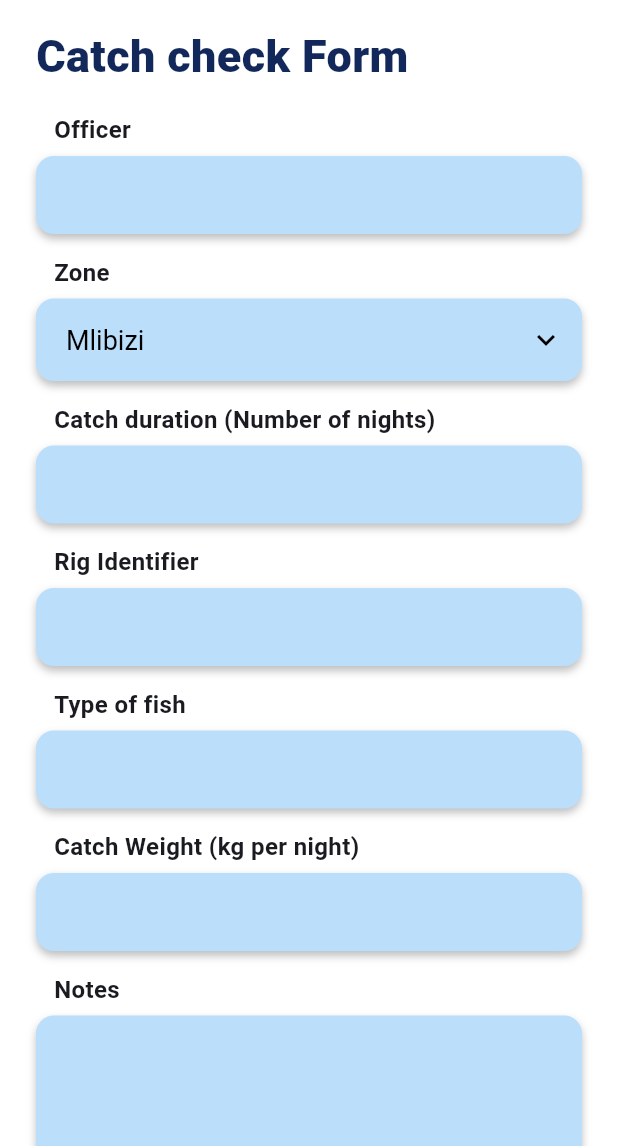
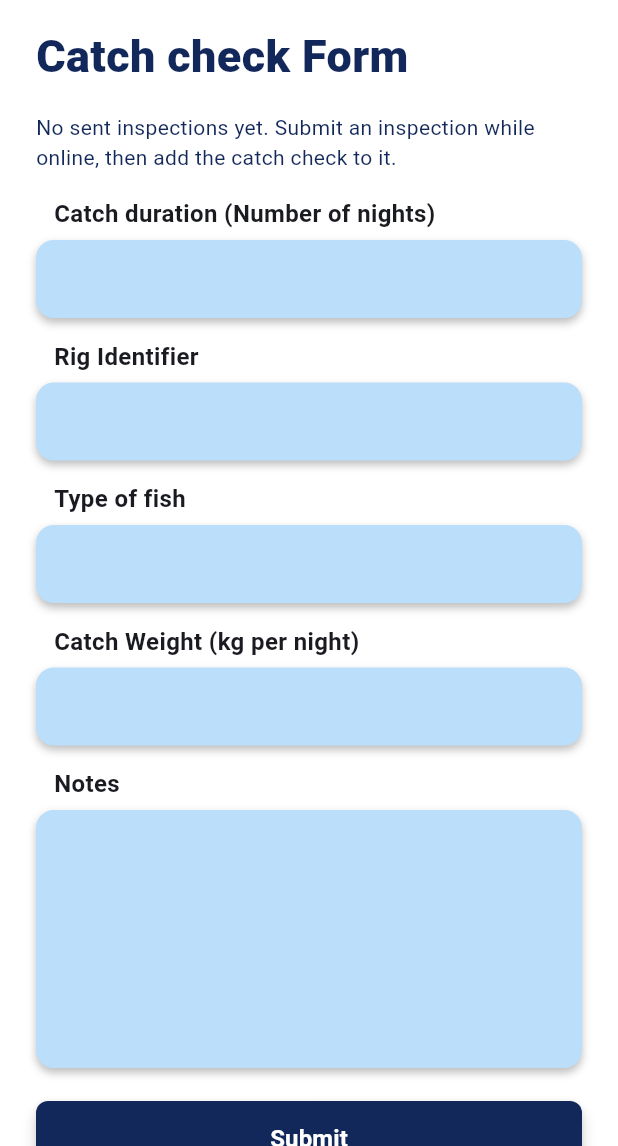
Before and after one commit to vionamkyalo/vespermobile, a Flutter app: the _FormsTab screen opened directly, after a tap on "Catch check form", on a phone screen of 412 x 824 dp, the part 90-1236 px from its top. Run offline on Flutter 3.47's test engine with Material 3 defaults, Android fonts, the phone set to English and light mode, and no system bars; our stand-ins replace connectivity_plus, flutter_secure_storage, sqflite; accounts and stored records are empty; network calls fail.

Commit message:
Catch check form linked to server inspections

```diff
--- a/lib/features/forms/catch_check_form_screen.dart
+++ b/lib/features/forms/catch_check_form_screen.dart
@@ -2,21 +2,39 @@ import 'package:flutter/material.dart';
 import 'package:provider/provider.dart';
 
 import '../../app/routes.dart';
+import '../../core/api/api_client.dart';
 import '../../core/theme/app_colors.dart';
 import '../../core/widgets/buttons.dart';
 import '../../core/widgets/inputs.dart';
+import '../../core/sync/services/sync_service.dart';
 import '../../core/widgets/vesper_logo.dart';
 import 'view_models/catch_check_form_view_model.dart';
 
 class CatchCheckFormScreen extends StatelessWidget {
-  const CatchCheckFormScreen({super.key});
+  const CatchCheckFormScreen({super.key, this.inspectionId});
+
+  final String? inspectionId;
 
   @override
   Widget build(BuildContext context) {
     return ChangeNotifierProvider(
-      create: (_) => CatchCheckFormViewModel(),
+      create: (_) => CatchCheckFormViewModel(
+        api: _maybeRead<ApiClient>(context),
+        sync: _maybeRead<SyncService>(context),
+        initialInspectionId: inspectionId,
+      )..loadInspections(),
       child: const _CatchCheckFormView(),
     );
+  }
+
+  /// Uses the app's shared ApiClient / SyncService if they are provided above
+  /// this screen; otherwise the form still works from the cached list.
+  static T? _maybeRead<T>(BuildContext context) {
+    try {
+      return Provider.of<T>(context, listen: false);
+    } on ProviderNotFoundException {
+      return null;
+    }
   }
 }
 
@@ -29,7 +47,6 @@ class _CatchCheckFormView extends StatefulWidget {
 
 class _CatchCheckFormViewState extends State<_CatchCheckFormView> {
   final _formKey = GlobalKey<FormState>();
-  final _officerController = TextEditingController();
   final _nightsController = TextEditingController();
   final _rigIdentifierController = TextEditingController();
   final _fishTypeController = TextEditingController();
@@ -38,7 +55,6 @@ class _CatchCheckFormViewState extends State<_CatchCheckFormView> {
 
   @override
   void dispose() {
-    _officerController.dispose();
     _nightsController.dispose();
     _rigIdentifierController.dispose();
     _fishTypeController.dispose();
@@ -60,10 +76,10 @@ class _CatchCheckFormViewState extends State<_CatchCheckFormView> {
   }
 
   Future<void> _submit(CatchCheckFormViewModel viewModel) async {
+    if (viewModel.isSubmitting) return;
     if (!(_formKey.currentState?.validate() ?? false)) return;
 
     final saved = await viewModel.submit(
-      officer: _officerController.text,
       nights: _nightsController.text,
       rigIdentifier: _rigIdentifierController.text,
       fishType: _fishTypeController.text,
@@ -71,11 +87,16 @@ class _CatchCheckFormViewState extends State<_CatchCheckFormView> {
       notes: _notesController.text,
     );
 
-    if (!mounted || !saved) return;
+    if (!mounted) return;
+    if (!saved) {
+      ScaffoldMessenger.of(context).showSnackBar(
+        SnackBar(content: Text(viewModel.error ?? 'Could not save.')),
+      );
+      return;
+    }
 
     _formKey.currentState?.reset();
     for (final controller in [
-      _officerController,
       _nightsController,
       _rigIdentifierController,
       _fishTypeController,
@@ -92,6 +113,8 @@ class _CatchCheckFormViewState extends State<_CatchCheckFormView> {
   @override
   Widget build(BuildContext context) {
     final viewModel = context.watch<CatchCheckFormViewModel>();
+    final labels = viewModel.inspectionLabels;
+    final selected = viewModel.inspectionLabel;
 
     return Scaffold(
       backgroundColor: Colors.white,
@@ -126,16 +149,34 @@ class _CatchCheckFormViewState extends State<_CatchCheckFormView> {
                     ),
                   ),
                   const SizedBox(height: 16),
-                  VesperField(
-                    label: 'Officer',
-                    controller: _officerController,
-                    validator: viewModel.validateOfficer,
+                  if (viewModel.isLoading)
+                    const Padding(
+                      padding: EdgeInsets.symmetric(vertical: 24),
+                      child: Center(child: CircularProgressIndicator()),
+                    )
+                  else if (labels.isEmpty)
+                    const Padding(
+                      padding: EdgeInsets.only(bottom: 16),
+                      child: Text(
+                        'No sent inspections yet. Submit an inspection while online, then add the catch check to it.',
+                        style: TextStyle(color: AppColors.navy, fontSize: 14),
                       ),
+                    )
+                  else
                     VesperDropdown(
-                    label: 'Zone',
-                    value: viewModel.zone,
-                    items: CatchCheckFormViewModel.zoneOptions,
-                    onChanged: viewModel.updateZone,
+                      label: 'Inspection',
+                      value: selected ?? labels.first,
+                      items: labels,
+                      onChanged: viewModel.selectInspectionLabel,
+                    ),
+                  if (!viewModel.isLoading && viewModel.waitingInspections > 0)
+                    Padding(
+                      padding: const EdgeInsets.only(left: 12, bottom: 14),
+                      child: Text(
+                        '${viewModel.waitingInspections} inspection(s) still waiting to sync. '
+                        'They will show here once sent.',
+                        style: const TextStyle(color: Colors.grey, fontSize: 13),
+                      ),
                     ),
                   VesperField(
                     label: 'Catch duration (Number of nights)',
@@ -165,14 +206,14 @@ class _CatchCheckFormViewState extends State<_CatchCheckFormView> {
                     label: 'Notes',
                     controller: _notesController,
                     maxLines: 6,
+                    validator: viewModel.validateNotes,
                   ),
                   const SizedBox(height: 8),
                   PrimaryButton(
                     label: 'Submit',
                     isLoading: viewModel.isSubmitting,
                     onPressed: () => _submit(viewModel),
-                     )
-
+                  ),
                 ],
               ),
             ),
--- a/lib/features/forms/models/catch_check_form.dart
+++ b/lib/features/forms/models/catch_check_form.dart
@@ -1,31 +1,38 @@
+import 'package:uuid/uuid.dart';
+
 class CatchCheckForm {
-  const CatchCheckForm({
-    required this.officer,
-    required this.zone,
+  CatchCheckForm({
+    String? catchId,
+    required this.inspectionId,
     required this.rigNights,
     required this.rigIdentifier,
     required this.fishType,
     required this.weightPerNightKg,
     required this.notes,
-  });
+    DateTime? checkedAt,
+  })  : catchId = catchId ?? const Uuid().v4(),
+        checkedAt = checkedAt ?? DateTime.now();
 
-  final String officer;
-  final String zone;
+  final String catchId;
+  final String inspectionId;
   final int rigNights;
   final String rigIdentifier;
   final String fishType;
   final double weightPerNightKg;
   final String notes;
+  final DateTime checkedAt;
 
-  double get totalWeightKg => double.parse((weightPerNightKg * rigNights).toStringAsFixed(2));
+  double get totalWeightKg =>
+      double.parse((weightPerNightKg * rigNights).toStringAsFixed(2));
 
   Map<String, dynamic> toJson() => {
-        'officer': officer,
-        'zone': zone,
+        'catch_id': catchId,
+        'inspection_id': inspectionId,
         'rig_identifier': rigIdentifier,
         'rig_nights': rigNights,
+        if (fishType.isNotEmpty) 'type_of_fish': fishType,
         'catch_weight_kg': totalWeightKg,
-        'fish_type': fishType,
-        'notes': notes,
+        if (notes.isNotEmpty) 'notes': notes,
+        'checked_at': checkedAt.toUtc().toIso8601String(),
       };
 }
--- a/lib/features/forms/view_models/catch_check_form_view_model.dart
+++ b/lib/features/forms/view_models/catch_check_form_view_model.dart
@@ -1,34 +1,211 @@
+import 'dart:async';
+import 'dart:convert';
+
 import 'package:flutter/foundation.dart';
+import 'package:flutter_secure_storage/flutter_secure_storage.dart';
 
+import '../../../core/api/api_client.dart';
+import '../../../core/sync/models/offline_queue_entry.dart';
+import '../../../core/sync/repositories/offline_queue_repository.dart';
+import '../../../core/sync/services/sync_service.dart';
 import '../models/catch_check_form.dart';
 
+class InspectionChoice {
+  const InspectionChoice({required this.id, required this.label});
+
+  final String id;
+  final String label;
+
+  Map<String, dynamic> toJson() => {'id': id, 'label': label};
+
+  factory InspectionChoice.fromJson(Map<String, dynamic> json) =>
+      InspectionChoice(id: json['id'] as String, label: json['label'] as String);
+}
+
 class CatchCheckFormViewModel extends ChangeNotifier {
-  static const List<String> zoneOptions = [
-    'Mlibizi',
-    'Binga',
-    'Sengwa',
-    'Bumi',
-    'Sanyati',
-  ];
+  CatchCheckFormViewModel({
+    ApiClient? api,
+    OfflineQueueRepository? queue,
+    SyncService? sync,
+    FlutterSecureStorage? storage,
+    this.initialInspectionId,
+  })  : _api = api,
+        _queue = queue ?? OfflineQueueRepository(),
+        _sync = sync,
+        _storage = storage ?? const FlutterSecureStorage();
 
-  String _zone = zoneOptions.first;
+  static const _cacheKey = 'vesper.cache.catch_check_inspections';
+  static const _maxShown = 30;
+
+  final ApiClient? _api;
+  final OfflineQueueRepository _queue;
+  final SyncService? _sync;
+  final FlutterSecureStorage _storage;
+
+  final String? initialInspectionId;
+
+  List<InspectionChoice> _inspections = const [];
+  String? _inspectionId;
+  int _waitingInspections = 0;
+  bool _isLoading = true;
   bool _isSubmitting = false;
   String? _message;
+  String? _error;
 
-  String get zone => _zone;
+  List<InspectionChoice> get inspections => _inspections;
+  List<String> get inspectionLabels =>
+      _inspections.map((choice) => choice.label).toList();
+  String? get inspectionLabel {
+    for (final choice in _inspections) {
+      if (choice.id == _inspectionId) return choice.label;
+    }
+    return null;
+  }
+
+  /// Inspections saved on this phone that have not reached the server yet.
+  /// They have no server ID, so they cannot be picked until they sync.
+  int get waitingInspections => _waitingInspections;
+  bool get isLoading => _isLoading;
   bool get isSubmitting => _isSubmitting;
   String? get message => _message;
+  String? get error => _error;
 
-  void updateZone(String? value) {
-    if (value == null) {
+  /// Shows the cached list straight away, then refreshes it from the server.
+  Future<void> loadInspections() async {
+    _isLoading = true;
+    notifyListeners();
+
+    _inspections = await _readCache();
+    _waitingInspections = await _countWaiting();
+    _pickDefault();
+    _isLoading = false;
+    notifyListeners();
+
+    final fresh = await _fetchFromServer();
+    if (fresh != null) {
+      _inspections = fresh;
+      _waitingInspections = await _countWaiting();
+      _pickDefault();
+      await _writeCache(fresh);
+      notifyListeners();
+    }
+  }
+
+  void _pickDefault() {
+    if (_inspectionId != null &&
+        _inspections.any((c) => c.id == _inspectionId)) {
       return;
     }
-    _zone = value;
-    notifyListeners();
+    final wanted = initialInspectionId;
+    if (wanted != null && _inspections.any((c) => c.id == wanted)) {
+      _inspectionId = wanted;
+    } else {
+      _inspectionId = _inspections.isNotEmpty ? _inspections.first.id : null;
+    }
   }
 
-  String? validateOfficer(String? value) =>
-      (value ?? '').trim().isEmpty ? 'Enter the officer name.' : null;
+  Future<int> _countWaiting() async {
+    try {
+      final entries = await _queue.pending();
+      return entries.where((e) => e.recordType == RecordType.inspection).length;
+    } catch (_) {
+      return 0;
+    }
+  }
+
+  Future<List<InspectionChoice>?> _fetchFromServer() async {
+    final api = _api;
+    if (api == null) return null;
+    try {
+      final body = await api.get('/inspections');
+      final rows = body is List
+          ? body
+          : body is Map
+              ? (body['items'] ?? body['results'] ?? body['data'] ?? const [])
+                  as List
+              : const [];
+
+      final parsed = <({InspectionChoice choice, DateTime? at})>[];
+      for (final row in rows) {
+        if (row is! Map) continue;
+        final id = (row['inspection_id'] ?? row['id'])?.toString();
+        if (id == null || id.isEmpty) continue;
+        final at = DateTime.tryParse('${row['inspected_at']}');
+        final rigs = (row['rigs_observed'] as num?)?.toInt();
+        final zone = row['zone'];
+        final zoneName = (row['zone_name'] ??
+                (zone is Map ? zone['name'] : null) ??
+                '')
+            .toString();
+        parsed.add((
+          choice: InspectionChoice(
+            id: id,
+            label: _label(id, at, rigs, zoneName),
+          ),
+          at: at,
+        ));
+      }
+      parsed.sort((a, b) {
+        if (a.at == null || b.at == null) return 0;
+        return b.at!.compareTo(a.at!);
+      });
+      return [for (final p in parsed.take(_maxShown)) p.choice];
+    } catch (e) {
+      debugPrint('Could not load inspections from the server: $e');
+      return null;
+    }
+  }
+
+  static String _label(String id, DateTime? at, int? rigs, String zone) {
+    final when = at?.toLocal();
+    final time = when == null
+        ? ''
+        : '${_two(when.day)}/${_two(when.month)} ${_two(when.hour)}:${_two(when.minute)}';
+    final shortId = id.length >= 4 ? id.substring(0, 4) : id;
+    final parts = [
+      if (zone.isNotEmpty) zone,
+      if (time.isNotEmpty) time,
+      if (rigs != null) '$rigs rigs',
+    ];
+    return '${parts.isEmpty ? 'Inspection' : parts.join(' • ')} ($shortId)';
+  }
+
+  static String _two(int n) => n.toString().padLeft(2, '0');
+
+  Future<List<InspectionChoice>> _readCache() async {
+    try {
+      final text = await _storage.read(key: _cacheKey);
+      if (text == null) return const [];
+      return [
+        for (final item in jsonDecode(text) as List<dynamic>)
+          InspectionChoice.fromJson(item as Map<String, dynamic>),
+      ];
+    } catch (_) {
+      return const [];
+    }
+  }
+
+  Future<void> _writeCache(List<InspectionChoice> choices) async {
+    try {
+      await _storage.write(
+        key: _cacheKey,
+        value: jsonEncode([for (final c in choices) c.toJson()]),
+      );
+    } catch (e) {
+      debugPrint('Could not cache inspections: $e');
+    }
+  }
+
+  void selectInspectionLabel(String? label) {
+    if (label == null) return;
+    for (final choice in _inspections) {
+      if (choice.label == label) {
+        _inspectionId = choice.id;
+        notifyListeners();
+        return;
+      }
+    }
+  }
 
   String? validateNights(String? value) {
     final number = int.tryParse((value ?? '').trim());
@@ -40,17 +217,15 @@ class CatchCheckFormViewModel extends ChangeNotifier {
 
   String? validateRigIdentifier(String? value) {
     final text = (value ?? '').trim();
-    if (text.isEmpty) {
-      return 'Enter the rig identifier.';
-    }
-    if (text.length > 50) {
-      return 'Use 50 characters or fewer.';
-    }
+    if (text.isEmpty) return 'Enter the rig identifier.';
+    if (text.length > 50) return 'Use 50 characters or fewer.';
     return null;
   }
 
-  String? validateFishType(String? value) =>
-      (value ?? '').trim().isEmpty ? 'Enter the type of fish.' : null;
+  String? validateFishType(String? value) {
+    if ((value ?? '').trim().length > 100) return 'Use 100 characters or fewer.';
+    return null;
+  }
 
   String? validateWeight(String? value) {
     final number = double.tryParse((value ?? '').trim());
@@ -60,35 +235,57 @@ class CatchCheckFormViewModel extends ChangeNotifier {
     return null;
   }
 
+  String? validateNotes(String? value) {
+    if ((value ?? '').trim().length > 2000) {
+      return 'Use 2000 characters or fewer.';
+    }
+    return null;
+  }
+
   Future<bool> submit({
-    required String officer,
     required String nights,
     required String rigIdentifier,
     required String fishType,
     required String weightPerNight,
     required String notes,
   }) async {
+    final inspectionId = _inspectionId;
+    if (inspectionId == null) {
+      _error = 'Pick an inspection first. A catch check is added to an inspection.';
+      notifyListeners();
+      return false;
+    }
+
     _isSubmitting = true;
     _message = null;
+    _error = null;
     notifyListeners();
 
+    try {
       final form = CatchCheckForm(
-      officer: officer.trim(),
-      zone: _zone,
+        inspectionId: inspectionId,
         rigNights: int.parse(nights.trim()),
         rigIdentifier: rigIdentifier.trim(),
         fishType: fishType.trim(),
         weightPerNightKg: double.parse(weightPerNight.trim()),
         notes: notes.trim(),
       );
-
-    debugPrint('Catch check submitted: ${form.toJson()}');
-    await Future<void>.delayed(const Duration(milliseconds: 500));
-
-    _zone = zoneOptions.first;
+      await _queue.add(
+        recordType: RecordType.catchCheck,
+        recordId: form.catchId,
+        payload: form.toJson(),
+      );
+      final sync = _sync;
+      if (sync != null) unawaited(sync.syncNow());
+      _message = 'Catch check saved. It will be sent when you are online.';
+      return true;
+    } catch (e) {
+      debugPrint('Could not save catch check: $e');
+      _error = 'Could not save the catch check. Please try again.';
+      return false;
+    } finally {
       _isSubmitting = false;
-    _message = 'Catch check saved.';
       notifyListeners();
-    return true;
     }
   }
+}
```
Lines whose indentation alone changed are shown as unchanged.
